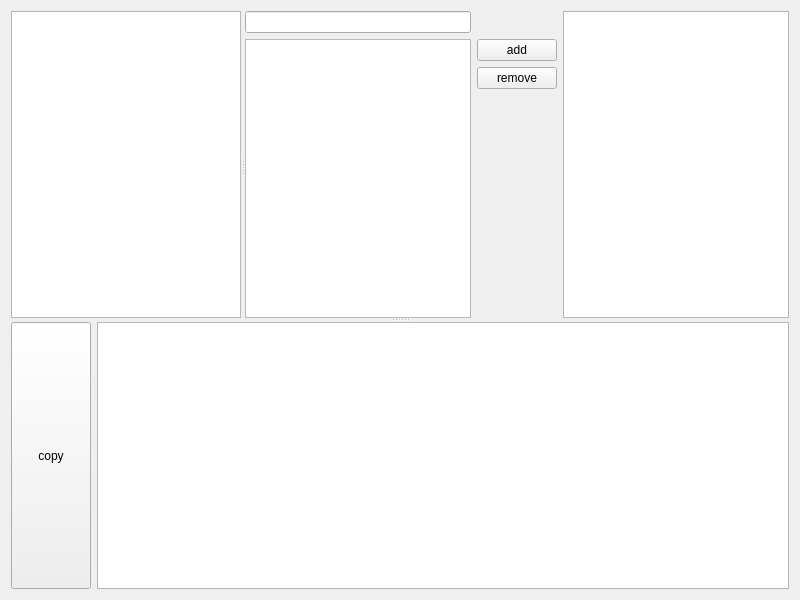
Qt form joinhelperwidget.ui (mugiseyebrows/mugi-query) before a commit.
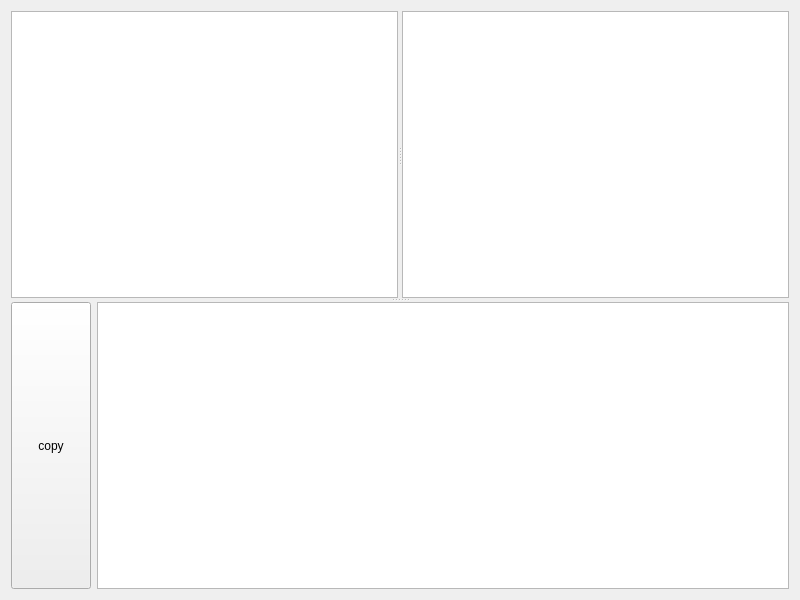
The same form after that commit. Custom widgets are drawn as their Qt base class.

Diff of the .ui file:
```diff
--- a/joinhelperwidget.ui
+++ b/joinhelperwidget.ui
@@ -30,46 +30,17 @@
       </widget>
       <widget class="QWidget" name="layoutWidget">
        <layout class="QGridLayout" name="gridLayout">
-        <item row="1" column="1">
-         <widget class="QPushButton" name="add">
-          <property name="text">
-           <string>add</string>
-          </property>
+        <item row="0" column="0" rowspan="2">
+         <widget class="QTableView" name="tables">
+          <attribute name="horizontalHeaderStretchLastSection">
+           <bool>true</bool>
+          </attribute>
          </widget>
         </item>
-        <item row="0" column="0">
-         <widget class="QLineEdit" name="filter"/>
-        </item>
-        <item row="2" column="1">
-         <widget class="QPushButton" name="remove">
-          <property name="text">
-           <string>remove</string>
-          </property>
-         </widget>
-        </item>
-        <item row="3" column="1">
-         <spacer name="verticalSpacer">
-          <property name="orientation">
-           <enum>Qt::Vertical</enum>
-          </property>
-          <property name="sizeHint" stdset="0">
-           <size>
-            <width>20</width>
-            <height>40</height>
-           </size>
-          </property>
-         </spacer>
-        </item>
-        <item row="1" column="0" rowspan="3">
-         <widget class="QListView" name="allTables"/>
-        </item>
-        <item row="0" column="2" rowspan="4">
-         <widget class="QListView" name="selectedTables"/>
-        </item>
        </layout>
       </widget>
      </widget>
-     <widget class="QWidget" name="">
+     <widget class="QWidget" name="layoutWidget">
       <layout class="QHBoxLayout" name="horizontalLayout">
        <item>
         <widget class="QPushButton" name="copy">
```
